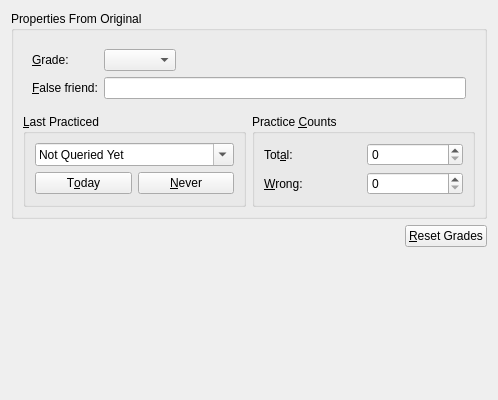
KDE/parley, file src/entry-dialogs/FromToEntryPageForm.ui: the form before one commit.
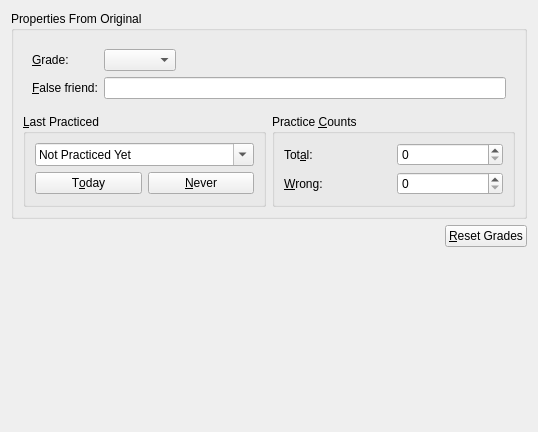
The form after the commit.

Commit message: Get rid of another query from an ui file, set date to minimum date when editing multiple entries with different dates. That's not perfekt, but better than before.

What changed in the file:
```diff
--- a/src/entry-dialogs/FromToEntryPageForm.ui
+++ b/src/entry-dialogs/FromToEntryPageForm.ui
@@ -6,8 +6,8 @@
    <rect>
     <x>0</x>
     <y>0</y>
-    <width>498</width>
-    <height>400</height>
+    <width>538</width>
+    <height>432</height>
    </rect>
   </property>
   <property name="minimumSize" >
@@ -242,7 +242,7 @@
             <string>The date this expression was last practiced</string>
            </property>
            <property name="specialValueText" >
-            <string>Not Queried Yet</string>
+            <string>Not Practiced Yet</string>
            </property>
            <property name="dateTime" >
             <datetime>
@@ -261,6 +261,9 @@
              <day>1</day>
             </date>
            </property>
+           <property name="displayFormat" >
+            <string>dd.MM.yyyy</string>
+           </property>
            <property name="calendarPopup" >
             <bool>true</bool>
            </property>
```
The commit also changes 1 other file.
